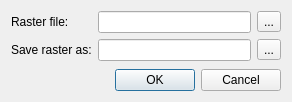
The window that src/plugins/georeferencer/qgsopenrasterdialogbase.ui (qgis/QGIS) describes before a commit, drawn with Qt 5.
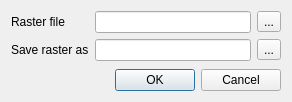
The same window after the commit. Icons and pictures are not drawn.

```diff
--- a/src/plugins/georeferencer/qgsopenrasterdialogbase.ui
+++ b/src/plugins/georeferencer/qgsopenrasterdialogbase.ui
@@ -22,7 +22,7 @@
      <item row="0" column="0">
       <widget class="QLabel" name="textLabel1_2">
        <property name="text">
-        <string>Raster file:</string>
+        <string>Raster file</string>
        </property>
       </widget>
      </item>
@@ -61,7 +61,7 @@
      <item row="1" column="0">
       <widget class="QLabel" name="lblSelectModifiedRaster">
        <property name="text">
-        <string>Save raster as:</string>
+        <string>Save raster as</string>
        </property>
       </widget>
      </item>
```
